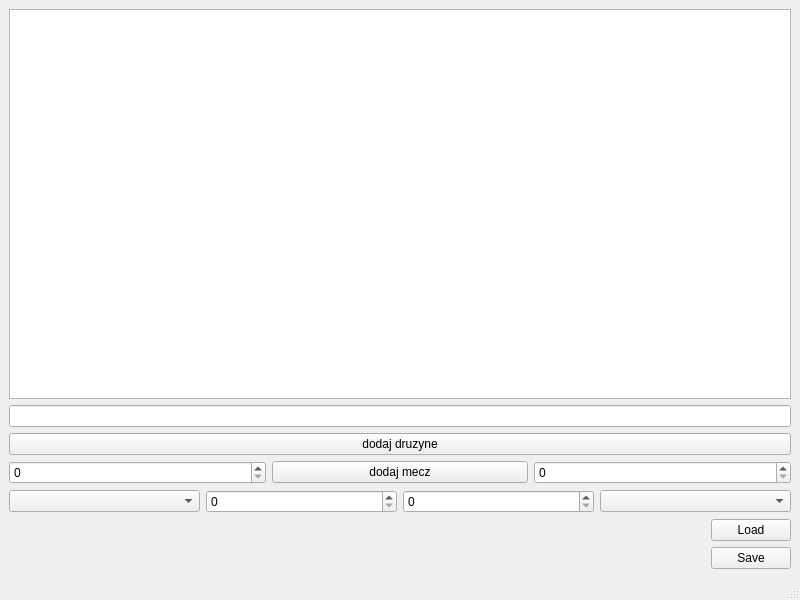
Qt form mainwindow.ui (Kperp8/tournament-tracker-PL) before a commit.
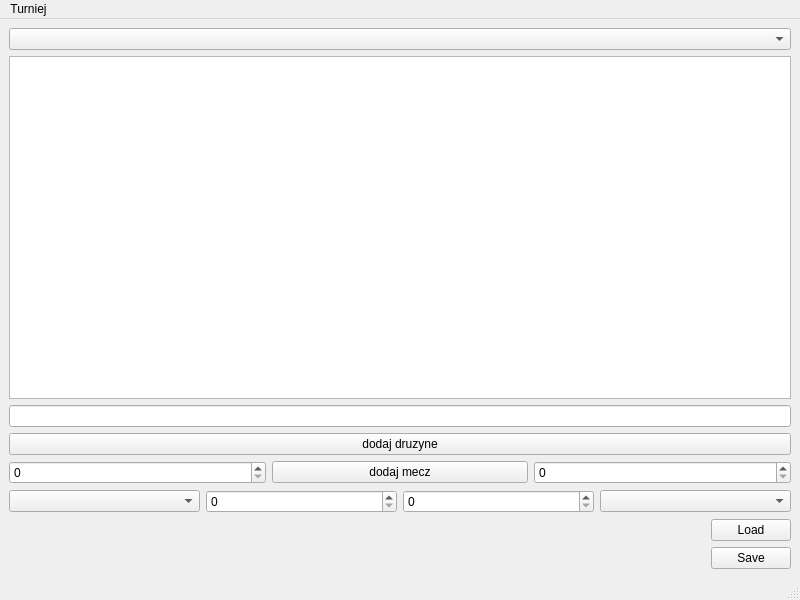
The same form after that commit.

Commit message: bardzo WIP, musze jeszcze sporo ogarnac

```diff
--- a/mainwindow.ui
+++ b/mainwindow.ui
@@ -15,6 +15,9 @@
   </property>
   <widget class="QWidget" name="centralwidget">
    <layout class="QVBoxLayout" name="verticalLayout_2">
+    <item>
+     <widget class="QComboBox" name="tournamentList"/>
+    </item>
     <item>
      <widget class="QTableView" name="scoresTable"/>
     </item>
@@ -87,9 +90,16 @@
      <x>0</x>
      <y>0</y>
      <width>800</width>
-     <height>25</height>
+     <height>21</height>
     </rect>
    </property>
+   <widget class="QMenu" name="menuTurniej">
+    <property name="title">
+     <string>Turniej</string>
+    </property>
+    <addaction name="actionDodaj_turniej"/>
+   </widget>
+   <addaction name="menuTurniej"/>
   </widget>
   <widget class="QStatusBar" name="statusbar"/>
  </widget>
```
Left out of the diff: 5 changed lines with no effect on the pictures. The commit also changes 2 other files.
